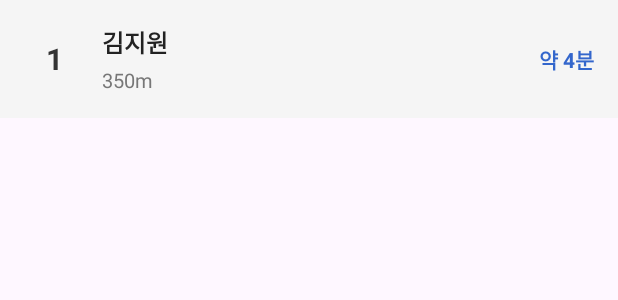
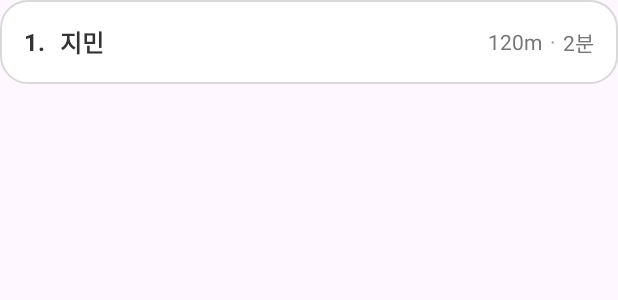
Before and after one commit to aidkim6/Dawaga, an Android app: the layout item_member_status.xml on its own in the app's theme, with its tools: preview values and no code run, on a phone screen of 412 x 824 dp. Shown: the top 300 px of the screen. Run offline under Robolectric (Android 15) with nearby library versions, the phone set to English and light mode, and no system bars.

Commit message:
도착 현황 화면 UI 수정(피그마 화면)

```diff
--- /dev/null
+++ b/app/src/main/res/drawable/bg_arrival_card.xml
@@ -0,0 +1,13 @@
+<?xml version="1.0" encoding="utf-8"?>
+<shape xmlns:android="http://schemas.android.com/apk/res/android"
+    android:shape="rectangle">
+
+    <solid android:color="#FFFFFF" />
+
+    <stroke
+        android:width="1dp"
+        android:color="#D9D9D9" />
+
+    <corners android:radius="18dp" />
+
+</shape>
--- a/app/src/main/res/layout/item_member_status.xml
+++ b/app/src/main/res/layout/item_member_status.xml
@@ -5,56 +5,63 @@
     android:orientation="horizontal"
     android:gravity="center_vertical"
     android:padding="16dp"
-    android:layout_marginBottom="8dp"
-    android:background="#F5F5F5">
+    android:layout_marginBottom="10dp"
+    android:background="@drawable/bg_arrival_card">
 
-    <!-- 도착 순위 -->
+    <!-- 순위 -->
     <TextView
         android:id="@+id/tv_rank"
-        android:layout_width="40dp"
+        android:layout_width="wrap_content"
         android:layout_height="wrap_content"
-        android:text="1"
-        android:textSize="20sp"
-        android:textStyle="bold"
+        android:text="1."
+        android:textSize="16sp"
         android:textColor="#333333"
-        android:gravity="center" />
+        android:textStyle="bold" />
 
-    <!-- 닉네임과 거리 -->
-    <LinearLayout
+    <!-- 닉네임 -->
+    <TextView
+        android:id="@+id/tv_nickname"
         android:layout_width="0dp"
         android:layout_height="wrap_content"
         android:layout_weight="1"
-        android:orientation="vertical"
-        android:layout_marginStart="12dp">
+        android:layout_marginStart="10dp"
+        android:text="지민"
+        android:textSize="16sp"
+        android:textColor="#333333"
+        android:textStyle="bold" />
 
-        <TextView
-            android:id="@+id/tv_nickname"
+    <!-- 거리와 예상 시간 -->
+    <LinearLayout
         android:layout_width="wrap_content"
         android:layout_height="wrap_content"
-            android:text="김지원"
-            android:textSize="16sp"
-            android:textStyle="bold"
-            android:textColor="#222222" />
+        android:orientation="horizontal"
+        android:gravity="center_vertical">
 
         <TextView
             android:id="@+id/tv_distance"
             android:layout_width="wrap_content"
             android:layout_height="wrap_content"
-            android:text="350m"
-            android:textSize="13sp"
-            android:textColor="#777777"
-            android:layout_marginTop="4dp" />
+            android:text="120m"
+            android:textSize="14sp"
+            android:textColor="#777777" />
 
-    </LinearLayout>
+        <TextView
+            android:layout_width="wrap_content"
+            android:layout_height="wrap_content"
+            android:layout_marginStart="5dp"
+            android:layout_marginEnd="5dp"
+            android:text="·"
+            android:textSize="14sp"
+            android:textColor="#999999" />
 
-    <!-- 예상 시간 또는 도착 상태 -->
         <TextView
             android:id="@+id/tv_arrival_status"
             android:layout_width="wrap_content"
             android:layout_height="wrap_content"
-        android:text="약 4분"
+            android:text="2분"
             android:textSize="14sp"
-        android:textStyle="bold"
-        android:textColor="#3366CC" />
+            android:textColor="#777777" />
 
     </LinearLayout>
+
+</LinearLayout>
```
Also changed, not shown: app/src/main/java/com/example/dawaga/ArrivalStatusActivity.java (+18 -1 lines), app/src/main/java/com/example/dawaga/MemberStatusAdapter.java (+86 -32 lines), app/src/main/res/drawable/bg_arrival_live.xml (added, +9 -0 lines), app/src/main/res/drawable/bg_arrival_map.xml (added, +9 -0 lines), app/src/main/res/layout/activity_arrival_status.xml (+107 -26 lines). Lines whose indentation alone changed are shown as unchanged.
